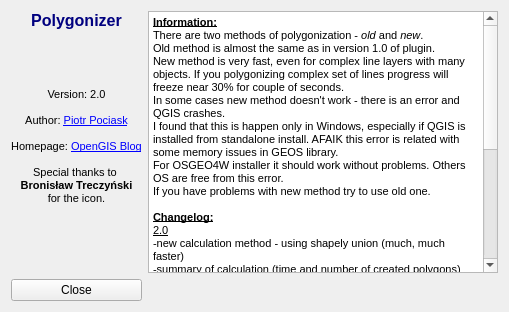
p0cisk/Polygonizer, file frmAbout.ui: the form before one commit.
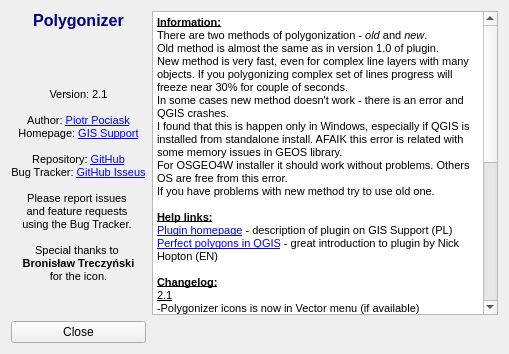
The form after the commit. Icons and pictures are not drawn.

Commit message: Add About window to Vector (or Plugins) -> Polygonizer menu

Diff of the .ui file:
```diff
--- a/frmAbout.ui
+++ b/frmAbout.ui
@@ -2,12 +2,15 @@
 <ui version="4.0">
  <class>frmAbout</class>
  <widget class="QWidget" name="frmAbout">
+  <property name="windowModality">
+   <enum>Qt::ApplicationModal</enum>
+  </property>
   <property name="geometry">
    <rect>
     <x>0</x>
     <y>0</y>
     <width>509</width>
-    <height>312</height>
+    <height>354</height>
    </rect>
   </property>
   <property name="windowTitle">
@@ -26,11 +29,17 @@
 &lt;p style=&quot; margin-top:0px; margin-bottom:0px; margin-left:0px; margin-right:0px; -qt-block-indent:0; text-indent:0px;&quot;&gt;&lt;img src=&quot;:/plugins/polygonizer/icon.png&quot; /&gt;&lt;/p&gt;
 &lt;p style=&quot;-qt-paragraph-type:empty; margin-top:0px; margin-bottom:0px; margin-left:0px; margin-right:0px; -qt-block-indent:0; text-indent:0px; font-size:8pt;&quot;&gt;&lt;/p&gt;
 &lt;p style=&quot;-qt-paragraph-type:empty; margin-top:0px; margin-bottom:0px; margin-left:0px; margin-right:0px; -qt-block-indent:0; text-indent:0px; font-size:8pt;&quot;&gt;&lt;/p&gt;
-&lt;p style=&quot; margin-top:0px; margin-bottom:0px; margin-left:0px; margin-right:0px; -qt-block-indent:0; text-indent:0px;&quot;&gt;&lt;span style=&quot; font-size:8pt;&quot;&gt;Version: 2.0&lt;/span&gt;&lt;/p&gt;
+&lt;p style=&quot; margin-top:0px; margin-bottom:0px; margin-left:0px; margin-right:0px; -qt-block-indent:0; text-indent:0px;&quot;&gt;&lt;span style=&quot; font-size:8pt;&quot;&gt;Version: 2.1&lt;/span&gt;&lt;/p&gt;
 &lt;p style=&quot;-qt-paragraph-type:empty; margin-top:0px; margin-bottom:0px; margin-left:0px; margin-right:0px; -qt-block-indent:0; text-indent:0px; font-size:8pt;&quot;&gt;&lt;/p&gt;
 &lt;p style=&quot; margin-top:0px; margin-bottom:0px; margin-left:0px; margin-right:0px; -qt-block-indent:0; text-indent:0px;&quot;&gt;&lt;span style=&quot; font-size:8pt;&quot;&gt;Author: &lt;/span&gt;&lt;a href=&quot;mailto:opengis84@gmail.com&quot;&gt;&lt;span style=&quot; font-size:8pt; text-decoration: underline; color:#0000ff;&quot;&gt;Piotr Pociask&lt;/span&gt;&lt;/a&gt;&lt;/p&gt;
-&lt;p style=&quot;-qt-paragraph-type:empty; margin-top:0px; margin-bottom:0px; margin-left:0px; margin-right:0px; -qt-block-indent:0; text-indent:0px; font-size:8pt;&quot;&gt;&lt;/p&gt;
-&lt;p style=&quot; margin-top:0px; margin-bottom:0px; margin-left:0px; margin-right:0px; -qt-block-indent:0; text-indent:0px;&quot;&gt;&lt;span style=&quot; font-size:8pt;&quot;&gt;Homepage: &lt;/span&gt;&lt;a href=&quot;http://opengis.bo.pl&quot;&gt;&lt;span style=&quot; font-size:8pt; text-decoration: underline; color:#0000ff;&quot;&gt;OpenGIS Blog&lt;/span&gt;&lt;/a&gt;&lt;/p&gt;
+&lt;p style=&quot; margin-top:0px; margin-bottom:0px; margin-left:0px; margin-right:0px; -qt-block-indent:0; text-indent:0px;&quot;&gt;&lt;span style=&quot; font-size:8pt;&quot;&gt;Homepage: &lt;/span&gt;&lt;a href=&quot;http://gis-support.pl&quot;&gt;&lt;span style=&quot; font-size:8pt; text-decoration: underline; color:#0000ff;&quot;&gt;GIS Support&lt;/span&gt;&lt;/a&gt;&lt;/p&gt;
+&lt;p style=&quot;-qt-paragraph-type:empty; margin-top:0px; margin-bottom:0px; margin-left:0px; margin-right:0px; -qt-block-indent:0; text-indent:0px; font-size:8pt; text-decoration: underline; color:#0000ff;&quot;&gt;&lt;/p&gt;
+&lt;p style=&quot; margin-top:0px; margin-bottom:0px; margin-left:0px; margin-right:0px; -qt-block-indent:0; text-indent:0px;&quot;&gt;&lt;span style=&quot; font-size:8pt; color:#000000;&quot;&gt;Repository: &lt;/span&gt;&lt;a href=&quot;https://github.com/p0cisk/Polygonizer&quot;&gt;&lt;span style=&quot; font-size:8pt; text-decoration: underline; color:#0000ff;&quot;&gt;GitHub&lt;/span&gt;&lt;/a&gt;&lt;/p&gt;
+&lt;p style=&quot; margin-top:0px; margin-bottom:0px; margin-left:0px; margin-right:0px; -qt-block-indent:0; text-indent:0px;&quot;&gt;&lt;span style=&quot; font-size:8pt;&quot;&gt;Bug Tracker: &lt;/span&gt;&lt;a href=&quot;https://github.com/p0cisk/Polygonizer/issues&quot;&gt;&lt;span style=&quot; font-size:8pt; text-decoration: underline; color:#0000ff;&quot;&gt;GitHub Isseus&lt;/span&gt;&lt;/a&gt;&lt;/p&gt;
+&lt;p style=&quot;-qt-paragraph-type:empty; margin-top:0px; margin-bottom:0px; margin-left:0px; margin-right:0px; -qt-block-indent:0; text-indent:0px; font-size:8pt; color:#000000;&quot;&gt;&lt;/p&gt;
+&lt;p style=&quot; margin-top:0px; margin-bottom:0px; margin-left:0px; margin-right:0px; -qt-block-indent:0; text-indent:0px;&quot;&gt;&lt;span style=&quot; font-size:8pt;&quot;&gt;Please report issues &lt;/span&gt;&lt;/p&gt;
+&lt;p style=&quot; margin-top:0px; margin-bottom:0px; margin-left:0px; margin-right:0px; -qt-block-indent:0; text-indent:0px;&quot;&gt;&lt;span style=&quot; font-size:8pt;&quot;&gt;and feature requests &lt;/span&gt;&lt;/p&gt;
+&lt;p style=&quot; margin-top:0px; margin-bottom:0px; margin-left:0px; margin-right:0px; -qt-block-indent:0; text-indent:0px;&quot;&gt;&lt;span style=&quot; font-size:8pt;&quot;&gt;using the Bug Tracker. &lt;/span&gt;&lt;/p&gt;
 &lt;p style=&quot;-qt-paragraph-type:empty; margin-top:0px; margin-bottom:0px; margin-left:0px; margin-right:0px; -qt-block-indent:0; text-indent:0px; font-size:8pt;&quot;&gt;&lt;/p&gt;
 &lt;p style=&quot; margin-top:0px; margin-bottom:0px; margin-left:0px; margin-right:0px; -qt-block-indent:0; text-indent:0px;&quot;&gt;&lt;span style=&quot; font-size:8pt;&quot;&gt;Special thanks to &lt;/span&gt;&lt;/p&gt;
 &lt;p style=&quot; margin-top:0px; margin-bottom:0px; margin-left:0px; margin-right:0px; -qt-block-indent:0; text-indent:0px;&quot;&gt;&lt;span style=&quot; font-size:8pt; font-weight:600;&quot;&gt;Bronisław Treczyński&lt;/span&gt;&lt;/p&gt;
@@ -44,11 +53,15 @@
      </property>
     </widget>
    </item>
+   <item row="1" column="0">
+    <widget class="QPushButton" name="pushButton">
+     <property name="text">
+      <string>Close</string>
+     </property>
+    </widget>
+   </item>
    <item row="0" column="1">
-    <widget class="QTextEdit" name="textEdit">
-     <property name="readOnly">
-      <bool>true</bool>
-     </property>
+    <widget class="QTextBrowser" name="textBrowser">
      <property name="html">
       <string>&lt;!DOCTYPE HTML PUBLIC &quot;-//W3C//DTD HTML 4.0//EN&quot; &quot;http://www.w3.org/TR/REC-html40/strict.dtd&quot;&gt;
 &lt;html&gt;&lt;head&gt;&lt;meta name=&quot;qrichtext&quot; content=&quot;1&quot; /&gt;&lt;style type=&quot;text/css&quot;&gt;
@@ -63,7 +76,15 @@
 &lt;p style=&quot; margin-top:0px; margin-bottom:0px; margin-left:0px; margin-right:0px; -qt-block-indent:0; text-indent:0px;&quot;&gt;&lt;span style=&quot; font-size:8pt;&quot;&gt;For OSGEO4W installer it should work without problems. Others OS are free from this error.&lt;/span&gt;&lt;/p&gt;
 &lt;p style=&quot; margin-top:0px; margin-bottom:0px; margin-left:0px; margin-right:0px; -qt-block-indent:0; text-indent:0px;&quot;&gt;&lt;span style=&quot; font-size:8pt;&quot;&gt;If you have problems with new method try to use old one.&lt;/span&gt;&lt;/p&gt;
 &lt;p style=&quot;-qt-paragraph-type:empty; margin-top:0px; margin-bottom:0px; margin-left:0px; margin-right:0px; -qt-block-indent:0; text-indent:0px; font-size:8pt;&quot;&gt;&lt;/p&gt;
+&lt;p style=&quot; margin-top:0px; margin-bottom:0px; margin-left:0px; margin-right:0px; -qt-block-indent:0; text-indent:0px;&quot;&gt;&lt;span style=&quot; font-size:8pt; font-weight:600; text-decoration: underline;&quot;&gt;Help links:&lt;/span&gt;&lt;/p&gt;
+&lt;p style=&quot; margin-top:0px; margin-bottom:0px; margin-left:0px; margin-right:0px; -qt-block-indent:0; text-indent:0px;&quot;&gt;&lt;a href=&quot;http://www.gis-support.pl/polygonizer/&quot;&gt;&lt;span style=&quot; font-size:8pt; text-decoration: underline; color:#0000ff;&quot;&gt;Plugin homepage&lt;/span&gt;&lt;/a&gt;&lt;span style=&quot; font-size:8pt;&quot;&gt; - description of plugin on GIS Support (PL)&lt;/span&gt;&lt;/p&gt;
+&lt;p style=&quot; margin-top:0px; margin-bottom:0px; margin-left:0px; margin-right:0px; -qt-block-indent:0; text-indent:0px;&quot;&gt;&lt;a href=&quot;http://confound.me.uk/maps/ppv4.pdf&quot;&gt;&lt;span style=&quot; font-size:8pt; text-decoration: underline; color:#0000ff;&quot;&gt;Perfect polygons in QGIS&lt;/span&gt;&lt;/a&gt;&lt;span style=&quot; font-size:8pt;&quot;&gt; - great introduction to plugin by Nick Hopton (EN)&lt;/span&gt;&lt;/p&gt;
+&lt;p style=&quot;-qt-paragraph-type:empty; margin-top:0px; margin-bottom:0px; margin-left:0px; margin-right:0px; -qt-block-indent:0; text-indent:0px; font-size:8pt;&quot;&gt;&lt;/p&gt;
 &lt;p style=&quot; margin-top:0px; margin-bottom:0px; margin-left:0px; margin-right:0px; -qt-block-indent:0; text-indent:0px;&quot;&gt;&lt;span style=&quot; font-size:8pt; font-weight:600; text-decoration: underline;&quot;&gt;Changelog:&lt;/span&gt;&lt;/p&gt;
+&lt;p style=&quot; margin-top:0px; margin-bottom:0px; margin-left:0px; margin-right:0px; -qt-block-indent:0; text-indent:0px;&quot;&gt;&lt;span style=&quot; font-size:8pt; text-decoration: underline;&quot;&gt;2.1&lt;/span&gt;&lt;/p&gt;
+&lt;p style=&quot; margin-top:0px; margin-bottom:0px; margin-left:0px; margin-right:0px; -qt-block-indent:0; text-indent:0px;&quot;&gt;&lt;span style=&quot; font-size:8pt;&quot;&gt;-Polygonizer icons is now in Vector menu (if available)&lt;/span&gt;&lt;/p&gt;
+&lt;p style=&quot; margin-top:0px; margin-bottom:0px; margin-left:0px; margin-right:0px; -qt-block-indent:0; text-indent:0px;&quot;&gt;&lt;span style=&quot; font-size:8pt;&quot;&gt;-code cleanup&lt;/span&gt;&lt;/p&gt;
+&lt;p style=&quot;-qt-paragraph-type:empty; margin-top:0px; margin-bottom:0px; margin-left:0px; margin-right:0px; -qt-block-indent:0; text-indent:0px; font-size:8pt; text-decoration: underline;&quot;&gt;&lt;/p&gt;
 &lt;p style=&quot; margin-top:0px; margin-bottom:0px; margin-left:0px; margin-right:0px; -qt-block-indent:0; text-indent:0px;&quot;&gt;&lt;span style=&quot; font-size:8pt; text-decoration: underline;&quot;&gt;2.0&lt;/span&gt;&lt;/p&gt;
 &lt;p style=&quot; margin-top:0px; margin-bottom:0px; margin-left:0px; margin-right:0px; -qt-block-indent:0; text-indent:0px;&quot;&gt;&lt;span style=&quot; font-size:8pt;&quot;&gt;-new calculation method - using shapely union (much, much faster)&lt;/span&gt;&lt;/p&gt;
 &lt;p style=&quot; margin-top:0px; margin-bottom:0px; margin-left:0px; margin-right:0px; -qt-block-indent:0; text-indent:0px;&quot;&gt;&lt;span style=&quot; font-size:8pt;&quot;&gt;-summary of calculation (time and number of created polygons)&lt;/span&gt;&lt;/p&gt;
@@ -84,12 +105,8 @@
 &lt;p style=&quot; margin-top:0px; margin-bottom:0px; margin-left:0px; margin-right:0px; -qt-block-indent:0; text-indent:0px;&quot;&gt;&lt;span style=&quot; font-size:8pt; text-decoration: underline;&quot;&gt;0.1&lt;/span&gt;&lt;/p&gt;
 &lt;p style=&quot; margin-top:0px; margin-bottom:0px; margin-left:0px; margin-right:0px; -qt-block-indent:0; text-indent:0px;&quot;&gt;&lt;span style=&quot; font-size:8pt;&quot;&gt;-first release&lt;/span&gt;&lt;/p&gt;&lt;/body&gt;&lt;/html&gt;</string>
      </property>
-    </widget>
-   </item>
-   <item row="1" column="0">
-    <widget class="QPushButton" name="pushButton">
-     <property name="text">
-      <string>Close</string>
+     <property name="openExternalLinks">
+      <bool>true</bool>
      </property>
     </widget>
    </item>
```
The commit also changes 5 other files.
